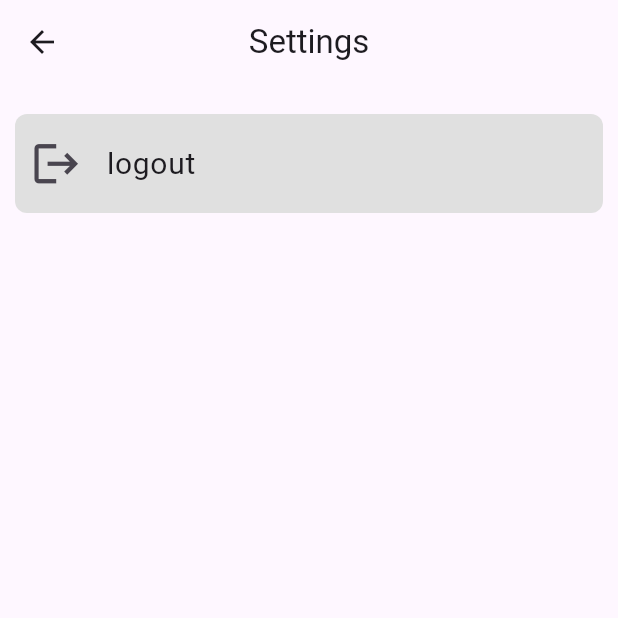
After one commit to ShubhamKharde45/JSPM-Pulse, a Flutter app: the SettingsScreen screen opened directly, on a phone screen of 412 x 824 dp, the top half of it. The commit adds this screen. Run offline on Flutter 3.47's test engine with Material 3 defaults, Android fonts, the light colour scheme and no system bars; our stand-ins replace bloc, file_picker, flutter_bloc, flutter_riverpod, get_it, supabase_flutter; accounts and stored records are empty.

Commit message:
added settings feature

```diff
--- a/lib/features/home/presentation/widgets/bottom_sheet_cont.dart
+++ b/lib/features/home/presentation/widgets/bottom_sheet_cont.dart
@@ -2,6 +2,7 @@ import 'package:flutter/cupertino.dart';
 import 'package:flutter/material.dart';
 import 'package:jspm_pulse/features/notices/presentation/screens/create_notice_page.dart';
 import 'package:jspm_pulse/features/profile/presentation/pages/profile_screen.dart';
+import 'package:jspm_pulse/features/settings/presentation/screens/settings_screen.dart';
 
 class BottomSheetCont extends StatelessWidget {
   const BottomSheetCont({super.key});
@@ -33,6 +34,17 @@ class BottomSheetCont extends StatelessWidget {
             leading: Icon(CupertinoIcons.person_crop_circle_fill, size: 35),
             title: Text("Profile", style: TextStyle(fontSize: 20)),
           ),
+
+          ListTile(
+            onTap: () {
+              Navigator.push(
+                context,
+                MaterialPageRoute(builder: (context) => SettingsScreen()),
+              );
+            },
+            leading: Icon(CupertinoIcons.settings, size: 35),
+            title: Text("Settings", style: TextStyle(fontSize: 20)),
+          ),
         ],
       ),
     );
--- /dev/null
+++ b/lib/features/settings/presentation/screens/settings_screen.dart
@@ -0,0 +1,48 @@
+import 'package:flutter/cupertino.dart';
+import 'package:flutter/material.dart';
+import 'package:flutter_bloc/flutter_bloc.dart';
+import 'package:jspm_pulse/features/auth/presentation/Bloc/auth_bloc.dart';
+import 'package:jspm_pulse/features/auth/presentation/Bloc/auth_events.dart';
+
+class SettingsScreen extends StatefulWidget {
+  const SettingsScreen({super.key});
+
+  @override
+  State<SettingsScreen> createState() => _SettingsScreenState();
+}
+
+class _SettingsScreenState extends State<SettingsScreen> {
+  @override
+  Widget build(BuildContext context) {
+    return Scaffold(
+      appBar: AppBar(title: Text("Settings"), centerTitle: true),
+      body: SafeArea(
+        child: Padding(
+          padding: const EdgeInsets.symmetric(horizontal: 10, vertical: 20),
+          child: Column(
+            crossAxisAlignment: CrossAxisAlignment.center,
+            mainAxisAlignment: MainAxisAlignment.start,
+            children: [
+              ListTile(
+                tileColor: Colors.grey.shade300,
+
+                shape: RoundedRectangleBorder(
+                  borderRadius: BorderRadius.circular(8),
+                ),
+                contentPadding: EdgeInsets.symmetric(
+                  vertical: 5,
+                  horizontal: 10,
+                ),
+                onTap: () {
+                  context.read<AuthBloc>().add(SignOutEvent());
+                },
+                leading: Icon(Icons.logout, size: 35),
+                title: Text("logout", style: TextStyle(fontSize: 20)),
+              ),
+            ],
+          ),
+        ),
+      ),
+    );
+  }
+}
```
